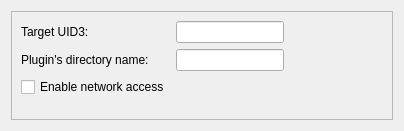
Above: src/plugins/qt4projectmanager/wizards/mobilelibrarywizardoptionpage.ui from qt-creator/qt-creator before the change. Below: the same form after it.
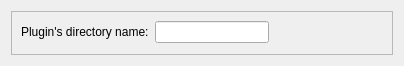
That is the form after the change.

Commit message:
Removal of Symbian support
Qt Creator's support for Symbian was at its peak in version
2.4.x. Nobody really verified it in Qt Creator 2.5 or 2.6.
It is most likely rotten. Let's remove it!

Also, the Symbian support code was spread throughout the whole
Qt Creator code base. The plugin interfaces evolved in the
meantime and target platforms like Android or QNX have 99% of
their code in separate plugins.

In case anyone wants to revive Symbian support in Qt Creator,
please create a plugin for it.

Patch:
```diff
--- a/src/plugins/qt4projectmanager/wizards/mobilelibrarywizardoptionpage.ui
+++ b/src/plugins/qt4projectmanager/wizards/mobilelibrarywizardoptionpage.ui
@@ -7,7 +7,7 @@
     <x>0</x>
     <y>0</y>
     <width>404</width>
-    <height>131</height>
+    <height>66</height>
    </rect>
   </property>
   <property name="windowTitle">
@@ -22,61 +22,21 @@
      <property name="frameShadow">
       <enum>QFrame::Raised</enum>
      </property>
-     <layout class="QVBoxLayout" name="verticalLayout_4">
-      <item>
-       <layout class="QFormLayout" name="formLayout_2">
+     <layout class="QFormLayout" name="formLayout">
         <item row="0" column="0">
-         <widget class="QLabel" name="symbianTargetUid3Label">
-          <property name="sizePolicy">
-           <sizepolicy hsizetype="Maximum" vsizetype="Preferred">
-            <horstretch>0</horstretch>
-            <verstretch>0</verstretch>
-           </sizepolicy>
-          </property>
-          <property name="text">
-           <string>Target UID3:</string>
-          </property>
-          <property name="buddy">
-           <cstring>symbianTargetUid3LineEdit</cstring>
-          </property>
-         </widget>
-        </item>
-        <item row="0" column="1">
-         <layout class="QHBoxLayout" name="horizontalLayout_3">
-          <item>
-           <widget class="QLineEdit" name="symbianTargetUid3LineEdit"/>
-          </item>
-          <item>
-           <spacer name="horizontalSpacer">
-            <property name="orientation">
-             <enum>Qt::Horizontal</enum>
-            </property>
-            <property name="sizeHint" stdset="0">
-             <size>
-              <width>40</width>
-              <height>20</height>
-             </size>
-            </property>
-           </spacer>
-          </item>
-         </layout>
-        </item>
-        <item row="1" column="0">
          <widget class="QLabel" name="qtPluginLocationLabel">
           <property name="text">
            <string>Plugin's directory name:</string>
           </property>
          </widget>
         </item>
-        <item row="1" column="1">
-         <layout class="QHBoxLayout" name="horizontalLayout_7">
-          <item>
-           <layout class="QHBoxLayout" name="horizontalLayout_2">
+      <item row="0" column="1">
+       <layout class="QHBoxLayout" name="horizontalLayout">
             <item>
              <widget class="QLineEdit" name="qtPluginLocationLineEdit"/>
             </item>
             <item>
-             <spacer name="horizontalSpacer_2">
+         <spacer name="horizontalSpacer">
               <property name="orientation">
                <enum>Qt::Horizontal</enum>
               </property>
@@ -87,17 +47,6 @@
                </size>
               </property>
              </spacer>
-            </item>
-           </layout>
-          </item>
-         </layout>
-        </item>
-        <item row="2" column="0">
-         <widget class="QCheckBox" name="symbianEnableNetworkCheckBox">
-          <property name="text">
-           <string>Enable network access</string>
-          </property>
-         </widget>
         </item>
        </layout>
       </item>
```
Lines whose indentation alone changed are shown as unchanged. The commit also changes 350 other files.
